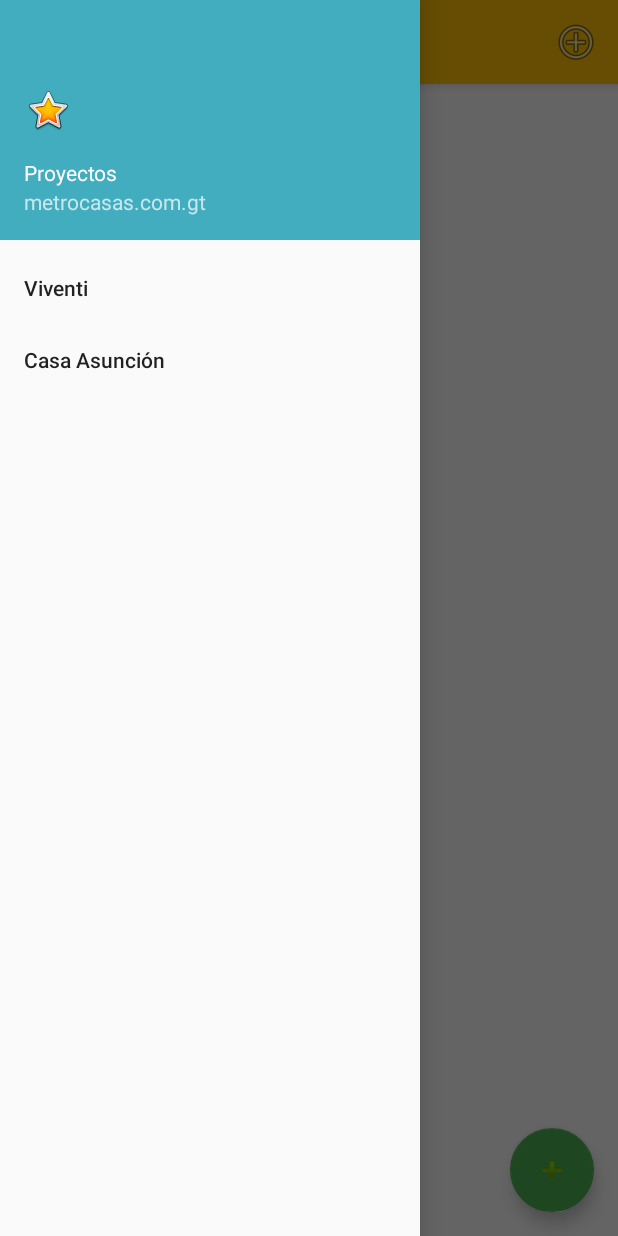
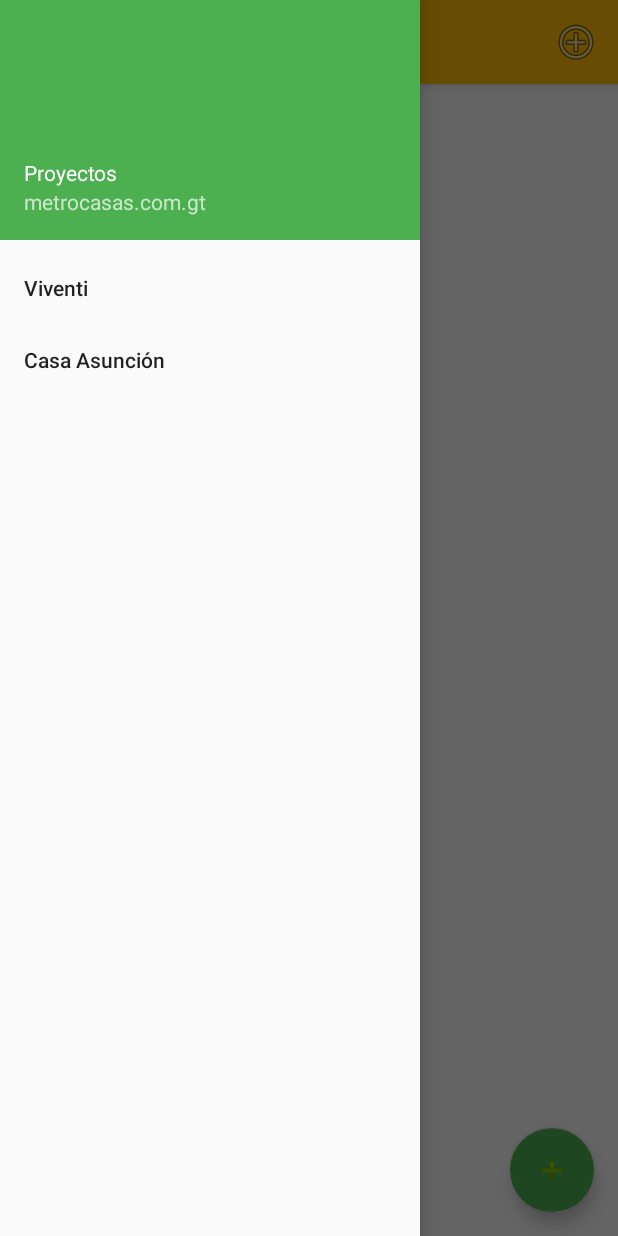
Before and after one commit to mbarrios-grupodevisa/project_revisiones, an Android app: the MainActivity screen opened directly, with no data from a screen before it, with the side drawer open, on a phone screen of 412 x 824 dp. Run offline under Robolectric (Android 15) with nearby library versions, the phone set to English and light mode, and no system bars; 5 statements that could not run were skipped.

Commit message:
add progressbar

```diff
--- a/app/src/main/java/gt/com/metrocasas/revisiones/FragmentRevisionesList.java
+++ b/app/src/main/java/gt/com/metrocasas/revisiones/FragmentRevisionesList.java
@@ -8,9 +8,13 @@ import android.support.v4.widget.SwipeRefreshLayout;
 import android.support.v7.widget.DefaultItemAnimator;
 import android.support.v7.widget.LinearLayoutManager;
 import android.support.v7.widget.RecyclerView;
+import android.text.Layout;
 import android.view.LayoutInflater;
 import android.view.View;
 import android.view.ViewGroup;
+import android.widget.LinearLayout;
+import android.widget.ProgressBar;
+
 import java.util.ArrayList;
 import java.util.List;
 
@@ -23,11 +27,17 @@ public class FragmentRevisionesList extends Fragment {
     private List<ItemRevision> listRevision = new ArrayList<>();
     private RevisionAdapter rAdapter;
     private String proyecto, userid;
+    LinearLayout p, q;
+    ProgressBar progreso;
 
     @Override
     public View onCreateView(LayoutInflater inflater, ViewGroup container, Bundle savedInstanceState) {
 
         final View partenView = inflater.inflate(R.layout.lista_revisiones, container, false);
+        p = (LinearLayout)partenView.findViewById(R.id.layoutprogress);
+        q = (LinearLayout)partenView.findViewById(R.id.layoutlist);
+        progreso = (ProgressBar)partenView.findViewById(R.id.progressBar);
+        progreso.setProgress(0);
         userid = getArguments().getString("id");
         swipeContainer = (SwipeRefreshLayout)partenView.findViewById(R.id.swipeContainer);
         swipeContainer.setOnRefreshListener(new SwipeRefreshLayout.OnRefreshListener() {
@@ -35,7 +45,7 @@ public class FragmentRevisionesList extends Fragment {
             public void onRefresh() {
                 listRevision.clear();
                 rAdapter.notifyDataSetChanged();
-                new GetRevisiones(getActivity(),rAdapter,listRevision,swipeContainer).execute(proyecto, userid);
+                new GetRevisiones(getActivity(), rAdapter, listRevision, swipeContainer, p, q, progreso).execute(proyecto, userid);
             }
         });
         swipeContainer.setColorSchemeResources(android.R.color.holo_green_light,
@@ -61,7 +71,7 @@ public class FragmentRevisionesList extends Fragment {
         recyclerView.setItemAnimator(new DefaultItemAnimator());
         recyclerView.setAdapter(rAdapter);
         proyecto = getArguments().getString("proyecto");
-        new GetRevisiones(getActivity(),rAdapter,listRevision,swipeContainer).execute(proyecto, userid);
+        new GetRevisiones(getActivity(), rAdapter, listRevision, swipeContainer, p, q, progreso).execute(proyecto, userid);
         return partenView;
     }
 
@@ -75,13 +85,13 @@ public class FragmentRevisionesList extends Fragment {
             {
                 listRevision.clear();
                 rAdapter.notifyDataSetChanged();
-                new GetRevisiones(getActivity(),rAdapter,listRevision,swipeContainer).execute(proyecto);
+                new GetRevisiones(getActivity(), rAdapter, listRevision, swipeContainer, p, q, progreso).execute(proyecto);
             }
             if(resultCode == CASA_ASUNCION)
             {
                 listRevision.clear();
                 rAdapter.notifyDataSetChanged();
-                new GetRevisiones(getActivity(),rAdapter,listRevision,swipeContainer).execute(proyecto);
+                new GetRevisiones(getActivity(), rAdapter, listRevision, swipeContainer, p, q, progreso).execute(proyecto);
             }
 
         }
--- a/app/src/main/java/gt/com/metrocasas/revisiones/GetRevisiones.java
+++ b/app/src/main/java/gt/com/metrocasas/revisiones/GetRevisiones.java
@@ -3,11 +3,15 @@ package gt.com.metrocasas.revisiones;
 import android.content.Context;
 import android.os.AsyncTask;
 import android.support.v4.widget.SwipeRefreshLayout;
+import android.view.View;
+import android.widget.LinearLayout;
+import android.widget.ProgressBar;
 import android.widget.Toast;
 import org.json.JSONArray;
 import org.json.JSONObject;
 import java.io.BufferedReader;
 import java.io.InputStreamReader;
+import java.io.LineNumberReader;
 import java.io.OutputStreamWriter;
 import java.net.URL;
 import java.net.URLConnection;
@@ -19,15 +23,20 @@ public class GetRevisiones extends AsyncTask<String, Integer, String> {
 
     Context context;
     private SwipeRefreshLayout swipeContainer;
-    public static String ERROR = "No se encontraron revisiones";
+    public static String ERROR = "No se encontraron revisiones para este proyecto";
     private RevisionAdapter rAdapter;
     private List<ItemRevision> listRevision = new ArrayList<>();
+    LinearLayout p, q;
+    ProgressBar progreso;
 
-    public GetRevisiones(Context context, RevisionAdapter rAdapter, List<ItemRevision> listRevision, SwipeRefreshLayout swipeContainer) {
+    public GetRevisiones(Context context, RevisionAdapter rAdapter, List<ItemRevision> listRevision, SwipeRefreshLayout swipeContainer, LinearLayout p, LinearLayout q, ProgressBar progreso) {
         this.context = context;
         this.rAdapter = rAdapter;
         this.listRevision = listRevision;
         this.swipeContainer = swipeContainer;
+        this.p = p;
+        this.q = q;
+        this.progreso = progreso;
     }
     @Override
     protected String doInBackground(String... params) {
@@ -69,6 +78,7 @@ public class GetRevisiones extends AsyncTask<String, Integer, String> {
 
     @Override
     protected void onProgressUpdate(Integer... progress) {
+        progreso.setProgress(progress[0]);
     }
 
     @Override
@@ -88,8 +98,10 @@ public class GetRevisiones extends AsyncTask<String, Integer, String> {
 
             }
         } catch (Exception e) {
-            Toast.makeText(this.context, ERROR, Toast.LENGTH_LONG).show();
+            Toast.makeText(this.context, ERROR, Toast.LENGTH_SHORT).show();
         }
+        p.setVisibility(View.GONE);
+        q.setVisibility(View.VISIBLE);
         swipeContainer.setRefreshing(false);
         rAdapter.notifyDataSetChanged();
     }
--- a/app/src/main/res/drawable/side_nav_bar.xml
+++ b/app/src/main/res/drawable/side_nav_bar.xml
@@ -2,8 +2,8 @@
     android:shape="rectangle">
     <gradient
         android:angle="135"
-        android:centerColor="#42adbf"
-        android:endColor="#42adbf"
-        android:startColor="#42adbf"
+        android:centerColor="#4caf50"
+        android:endColor="#4caf50"
+        android:startColor="#4caf50"
         android:type="linear" />
 </shape>
--- a/app/src/main/res/layout/lista_revisiones.xml
+++ b/app/src/main/res/layout/lista_revisiones.xml
@@ -4,6 +4,36 @@
     android:layout_height="match_parent"
     android:id="@+id/list_revisiones_fragment">
 
+    <LinearLayout
+        android:layout_width="match_parent"
+        android:layout_height="match_parent"
+        android:id="@+id/layoutprogress"
+        android:gravity="center"
+        android:visibility="visible"
+        android:orientation="vertical">
+
+        <ProgressBar
+            android:layout_width="wrap_content"
+            android:layout_height="wrap_content"
+            android:id="@+id/progressBar"
+            style="?android:attr/progressBarStyleLarge"
+            android:layout_gravity="center_horizontal" />
+
+        <TextView
+            android:layout_width="wrap_content"
+            android:layout_height="wrap_content"
+            android:text="@string/obteniendoinformacion"
+            android:layout_gravity="center_horizontal"
+            android:id="@+id/tvUpload"
+            android:textColor="#000000"/>
+
+    </LinearLayout>
+
+    <LinearLayout
+        android:layout_width="match_parent"
+        android:layout_height="match_parent"
+        android:visibility="gone"
+        android:id="@+id/layoutlist">
        <android.support.v4.widget.SwipeRefreshLayout
            xmlns:android="http://schemas.android.com/apk/res/android"
            android:id="@+id/swipeContainer"
@@ -17,6 +47,7 @@
         android:scrollbars="vertical" />
 
        </android.support.v4.widget.SwipeRefreshLayout>
+    </LinearLayout>
 
        <android.support.design.widget.FloatingActionButton
            android:id="@+id/btn_nuevo"
--- a/app/src/main/res/layout/nav_header_main.xml
+++ b/app/src/main/res/layout/nav_header_main.xml
@@ -15,8 +15,7 @@
         android:id="@+id/imageView"
         android:layout_width="wrap_content"
         android:layout_height="wrap_content"
-        android:paddingTop="@dimen/nav_header_vertical_spacing"
-        android:src="@android:drawable/btn_star_big_on" />
+        android:paddingTop="@dimen/nav_header_vertical_spacing" />
 
     <TextView
         android:layout_width="match_parent"
--- a/app/src/main/res/values/strings.xml
+++ b/app/src/main/res/values/strings.xml
@@ -8,6 +8,7 @@
     <string name="user">Usuario</string>
     <string name="pass">Contraseña</string>
     <string name="iniciar">Iniciar Sesión</string>
+    <string name="obteniendoinformacion">Obteniendo Información…</string>
 
     <!-- TODO: Remove or change this placeholder text -->
     <string name="hello_blank_fragment">Hello blank fragment</string>
```
Also changed, not shown: app/src/main/java/gt/com/metrocasas/revisiones/DetalleRevisionActivity.java (+13 -3 lines), app/src/main/java/gt/com/metrocasas/revisiones/GetElementos.java (+14 -3 lines), app/src/main/res/layout/dialog_detalle_revision.xml (+34 -4 lines).
